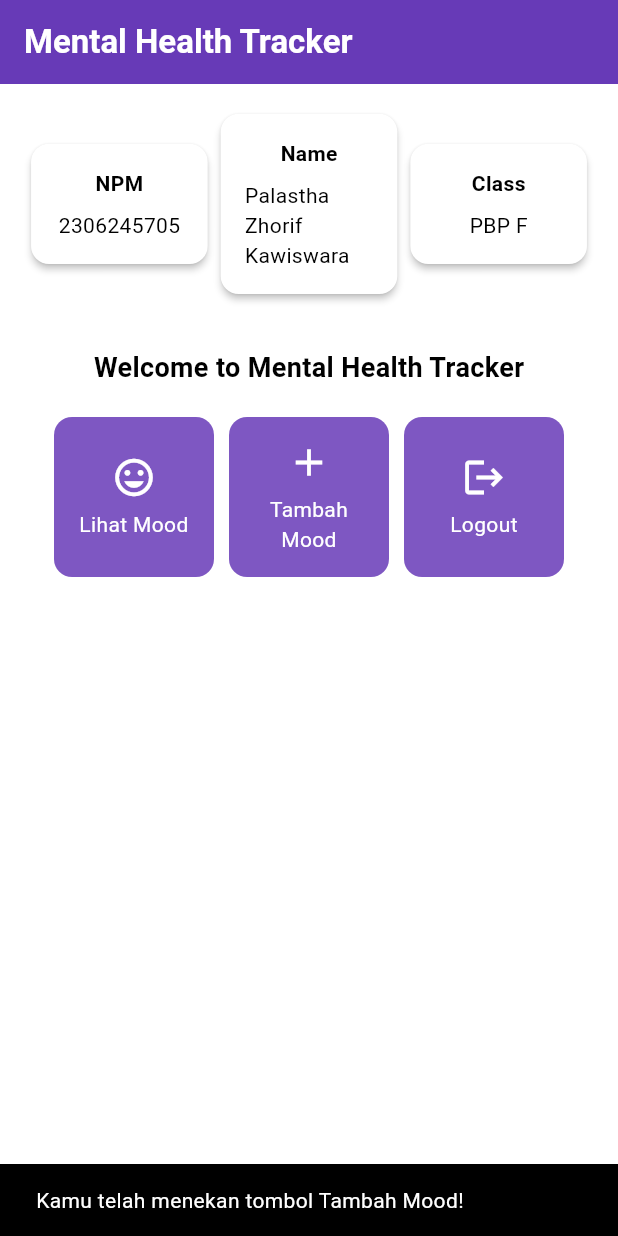
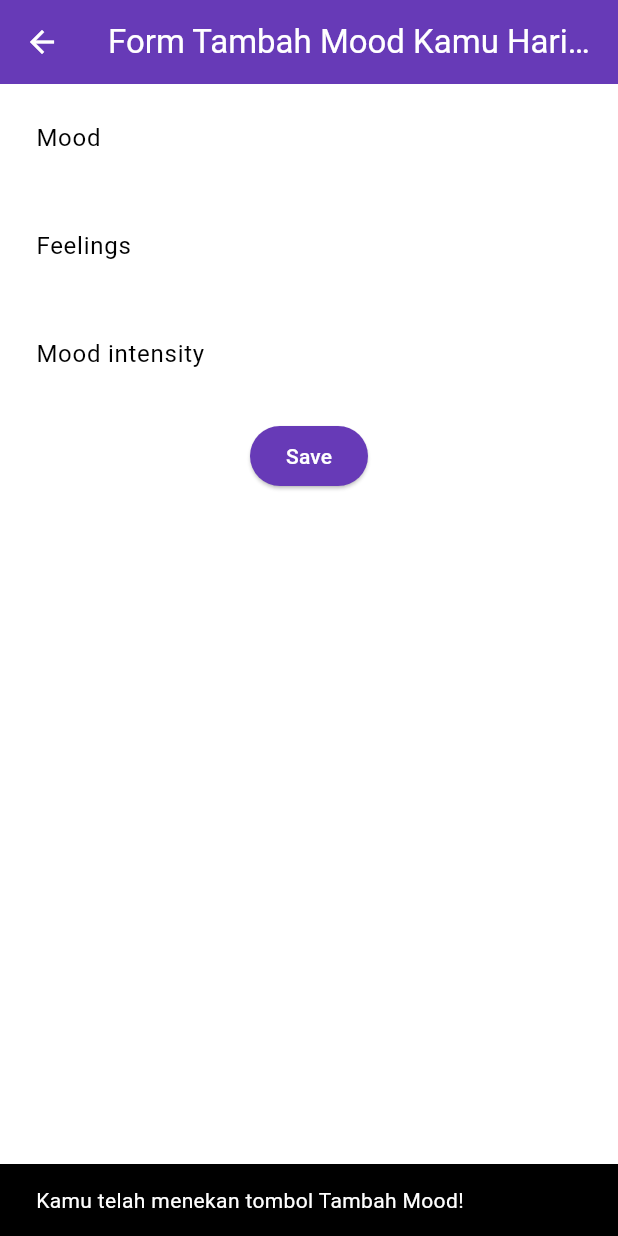
Before and after one commit to astzkkk99/mental-health-tracker-mobile, a Flutter app: the screen it shows after launch, after a tap on "Tambah Mood", on a phone screen of 412 x 824 dp. Run offline on Flutter 3.47's test engine with Material 3 defaults, Android fonts, the phone set to English and light mode, and no system bars.

Commit message:
Tutorial 7 Done

```diff
--- a/lib/menu.dart
+++ /dev/null
@@ -1,186 +0,0 @@
-import 'package:flutter/material.dart';
-
-class MyHomePage extends StatelessWidget {
-  final String npm = '2306245705'; // NPM
-  final String name = 'Palastha Zhorif Kawiswara'; // Nama
-  final String className = 'PBP F'; // Kelas
-  final List<ItemHomepage> items = [
-         ItemHomepage("Lihat Mood", Icons.mood),
-         ItemHomepage("Tambah Mood", Icons.add),
-         ItemHomepage("Logout", Icons.logout),
-  ];
-
-  MyHomePage({super.key});
-
-  @override
-  Widget build(BuildContext context) {
-    // Scaffold menyediakan struktur dasar halaman dengan AppBar dan body.
-    return Scaffold(
-      // AppBar adalah bagian atas halaman yang menampilkan judul.
-      appBar: AppBar(
-        // Judul aplikasi "Mental Health Tracker" dengan teks putih dan tebal.
-        title: const Text(
-          'Mental Health Tracker',
-          style: TextStyle(
-            color: Colors.white,
-            fontWeight: FontWeight.bold,
-          ),
-        ),
-        // Warna latar belakang AppBar diambil dari skema warna tema aplikasi.
-        backgroundColor: Theme.of(context).colorScheme.primary,
-      ),
-      // Body halaman dengan padding di sekelilingnya.
-      body: Padding(
-        padding: const EdgeInsets.all(16.0),
-        // Menyusun widget secara vertikal dalam sebuah kolom.
-        child: Column(
-          crossAxisAlignment: CrossAxisAlignment.center,
-          children: [
-            // Row untuk menampilkan 3 InfoCard secara horizontal.
-            Row(
-              mainAxisAlignment: MainAxisAlignment.spaceEvenly,
-              children: [
-                InfoCard(title: 'NPM', content: npm),
-                InfoCard(title: 'Name', content: name),
-                InfoCard(title: 'Class', content: className),
-              ],
-            ),
-
-            // Memberikan jarak vertikal 16 unit.
-            const SizedBox(height: 16.0),
-
-            // Menempatkan widget berikutnya di tengah halaman.
-            Center(
-              child: Column(
-                // Menyusun teks dan grid item secara vertikal.
-
-                children: [
-                  // Menampilkan teks sambutan dengan gaya tebal dan ukuran 18.
-                  const Padding(
-                    padding: EdgeInsets.only(top: 16.0),
-                    child: Text(
-                      'Welcome to Mental Health Tracker',
-                      style: TextStyle(
-                        fontWeight: FontWeight.bold,
-                        fontSize: 18.0,
-                      ),
-                    ),
-                  ),
-
-                  // Grid untuk menampilkan ItemCard dalam bentuk grid 3 kolom.
-                  GridView.count(
-                    primary: true,
-                    padding: const EdgeInsets.all(20),
-                    crossAxisSpacing: 10,
-                    mainAxisSpacing: 10,
-                    crossAxisCount: 3,
-                    // Agar grid menyesuaikan tinggi kontennya.
-                    shrinkWrap: true,
-
-                    // Menampilkan ItemCard untuk setiap item dalam list items.
-                    children: items.map((ItemHomepage item) {
-                      return ItemCard(item);
-                    }).toList(),
-                  ),
-                ],
-              ),
-            ),
-          ],
-        ),
-      ),
-    );
-  }
-}
-
-class InfoCard extends StatelessWidget {
-  // Kartu informasi yang menampilkan title dan content.
-
-  final String title;  // Judul kartu.
-  final String content;  // Isi kartu.
-
-  const InfoCard({super.key, required this.title, required this.content});
-
-  @override
-  Widget build(BuildContext context) {
-    return Card(
-      // Membuat kotak kartu dengan bayangan dibawahnya.
-      elevation: 2.0,
-      child: Container(
-        // Mengatur ukuran dan jarak di dalam kartu.
-        width: MediaQuery.of(context).size.width / 3.5, // menyesuaikan dengan lebar device yang digunakan.
-        padding: const EdgeInsets.all(16.0),
-        // Menyusun title dan content secara vertikal.
-        child: Column(
-          children: [
-            Text(
-              title,
-              style: const TextStyle(fontWeight: FontWeight.bold),
-            ),
-            const SizedBox(height: 8.0),
-            Text(content),
-          ],
-        ),
-      ),
-    );
-  }
-}
-
-class ItemHomepage {
-     final String name;
-     final IconData icon;
-
-     ItemHomepage(this.name, this.icon);
- }
-
-class ItemCard extends StatelessWidget {
-  // Menampilkan kartu dengan ikon dan nama.
-
-  final ItemHomepage item;
-
-  const ItemCard(this.item, {super.key});
-
-  @override
-  Widget build(BuildContext context) {
-    return Material(
-      // Menentukan warna latar belakang dari tema aplikasi.
-      color: Theme.of(context).colorScheme.secondary,
-      // Membuat sudut kartu melengkung.
-      borderRadius: BorderRadius.circular(12),
-
-      child: InkWell(
-        // Aksi ketika kartu ditekan.
-        onTap: () {
-          // Menampilkan pesan SnackBar saat kartu ditekan.
-          ScaffoldMessenger.of(context)
-            ..hideCurrentSnackBar()
-            ..showSnackBar(
-              SnackBar(content: Text("Kamu telah menekan tombol ${item.name}!"))
-            );
-        },
-        // Container untuk menyimpan Icon dan Text
-        child: Container(
-          padding: const EdgeInsets.all(8),
-          child: Center(
-            child: Column(
-              // Menyusun ikon dan teks di tengah kartu.
-              mainAxisAlignment: MainAxisAlignment.center,
-              children: [
-                Icon(
-                  item.icon,
-                  color: Colors.white,
-                  size: 30.0,
-                ),
-                const Padding(padding: EdgeInsets.all(3)),
-                Text(
-                  item.name,
-                  textAlign: TextAlign.center,
-                  style: const TextStyle(color: Colors.white),
-                ),
-              ],
-            ),
-          ),
-        ),
-      ),
-    );
-  }
-}
--- /dev/null
+++ b/lib/screens/menu.dart
@@ -0,0 +1,132 @@
+import 'package:flutter/material.dart';
+import 'package:mental_health_tracker/widgets/left_drawer.dart';
+import 'package:mental_health_tracker/widgets/mood_card.dart';
+
+class MyHomePage extends StatelessWidget {
+  final String npm = '2306245705'; // NPM
+  final String name = 'Palastha Zhorif Kawiswara'; // Nama
+  final String className = 'PBP F'; // Kelas
+
+  final List<ItemHomepage> items = [
+         ItemHomepage("Lihat Mood", Icons.mood),
+         ItemHomepage("Tambah Mood", Icons.add),
+         ItemHomepage("Logout", Icons.logout),
+     ];
+
+  MyHomePage({super.key});
+
+  @override
+  Widget build(BuildContext context) {
+    // Scaffold menyediakan struktur dasar halaman dengan AppBar dan body.
+    return Scaffold(
+      // AppBar adalah bagian atas halaman yang menampilkan judul.
+      appBar: AppBar(
+        // Judul aplikasi "Mental Health Tracker" dengan teks putih dan tebal.
+        title: const Text(
+          'Mental Health Tracker',
+          style: TextStyle(
+            color: Colors.white,
+            fontWeight: FontWeight.bold,
+          ),
+        ),
+        // Warna latar belakang AppBar diambil dari skema warna tema aplikasi.
+        backgroundColor: Theme.of(context).colorScheme.primary,
+        iconTheme: const IconThemeData(color: Colors.white),
+      ),
+      drawer: const LeftDrawer(),
+      // Body halaman dengan padding di sekelilingnya.
+      body: Padding(
+        padding: const EdgeInsets.all(16.0),
+        // Menyusun widget secara vertikal dalam sebuah kolom.
+        child: Column(
+          crossAxisAlignment: CrossAxisAlignment.center,
+          children: [
+            // Row untuk menampilkan 3 InfoCard secara horizontal.
+            Row(
+              mainAxisAlignment: MainAxisAlignment.spaceEvenly,
+              children: [
+                InfoCard(title: 'NPM', content: npm),
+                InfoCard(title: 'Name', content: name),
+                InfoCard(title: 'Class', content: className),
+              ],
+            ),
+
+            // Memberikan jarak vertikal 16 unit.
+            const SizedBox(height: 16.0),
+
+            // Menempatkan widget berikutnya di tengah halaman.
+            Center(
+              child: Column(
+                // Menyusun teks dan grid item secara vertikal.
+
+                children: [
+                  // Menampilkan teks sambutan dengan gaya tebal dan ukuran 18.
+                  const Padding(
+                    padding: EdgeInsets.only(top: 16.0),
+                    child: Text(
+                      'Welcome to Mental Health Tracker',
+                      style: TextStyle(
+                        fontWeight: FontWeight.bold,
+                        fontSize: 18.0,
+                      ),
+                    ),
+                  ),
+
+                  // Grid untuk menampilkan ItemCard dalam bentuk grid 3 kolom.
+                  GridView.count(
+                    primary: true,
+                    padding: const EdgeInsets.all(20),
+                    crossAxisSpacing: 10,
+                    mainAxisSpacing: 10,
+                    crossAxisCount: 3,
+                    // Agar grid menyesuaikan tinggi kontennya.
+                    shrinkWrap: true,
+
+                    // Menampilkan ItemCard untuk setiap item dalam list items.
+                    children: items.map((ItemHomepage item) {
+                      return ItemCard(item);
+                    }).toList(),
+                  ),
+                ],
+              ),
+            ),
+          ],
+        ),
+      ),
+    );
+  }
+}
+
+
+class InfoCard extends StatelessWidget {
+  // Kartu informasi yang menampilkan title dan content.
+
+  final String title;  // Judul kartu.
+  final String content;  // Isi kartu.
+
+  const InfoCard({super.key, required this.title, required this.content});
+
+  @override
+  Widget build(BuildContext context) {
+    return Card(
+      // Membuat kotak kartu dengan bayangan dibawahnya.
+      elevation: 2.0,
+      child: Container(
+        // Mengatur ukuran dan jarak di dalam kartu.
+        width: MediaQuery.of(context).size.width / 3.5, // menyesuaikan dengan lebar device yang digunakan.
+        padding: const EdgeInsets.all(16.0),
+        // Menyusun title dan content secara vertikal.
+        child: Column(
+          children: [
+            Text(
+              title,
+              style: const TextStyle(fontWeight: FontWeight.bold),
+            ),
+            const SizedBox(height: 8.0),
+            Text(content),
+          ],
+        ),
+      ),
+    );
+  }
+}
--- /dev/null
+++ b/lib/screens/moodentry_form.dart
@@ -0,0 +1,159 @@
+import 'package:flutter/material.dart';
+
+class MoodEntryFormPage extends StatefulWidget {
+  const MoodEntryFormPage({super.key});
+
+  @override
+  State<MoodEntryFormPage> createState() => _MoodEntryFormPageState();
+}
+
+class _MoodEntryFormPageState extends State<MoodEntryFormPage> {
+  final _formKey = GlobalKey<FormState>();
+  String _mood = "";
+  String _feelings = "";
+  int _moodIntensity = 0;
+
+  @override
+  Widget build(BuildContext context) {
+    return Scaffold(
+      appBar: AppBar(
+        title: const Center(
+          child: Text(
+            'Form Tambah Mood Kamu Hari ini',
+          ),
+        ),
+        backgroundColor: Theme.of(context).colorScheme.primary,
+        foregroundColor: Colors.white,
+      ),
+      body: Form(
+        key: _formKey,
+        child: SingleChildScrollView(
+          child: Column(
+            crossAxisAlignment: CrossAxisAlignment.start,
+            children: [
+              Padding(
+                padding: const EdgeInsets.all(8.0),
+                child: TextFormField(
+                  decoration: InputDecoration(
+                    hintText: "Mood",
+                    labelText: "Mood",
+                    border: OutlineInputBorder(
+                      borderRadius: BorderRadius.circular(5.0),
+                    ),
+                  ),
+                  onChanged: (String? value) {
+                    setState(() {
+                      _mood = value!;
+                    });
+                  },
+                  validator: (String? value) {
+                    if (value == null || value.isEmpty) {
+                      return "Mood tidak boleh kosong!";
+                    }
+                    return null;
+                  },
+                ),
+              ),
+              Padding(
+                padding: const EdgeInsets.all(8.0),
+                child: TextFormField(
+                  decoration: InputDecoration(
+                    hintText: "Feelings",
+                    labelText: "Feelings",
+                    border: OutlineInputBorder(
+                      borderRadius: BorderRadius.circular(5.0),
+                    ),
+                  ),
+                  onChanged: (String? value) {
+                    setState(() {
+                      _feelings = value!;
+                    });
+                  },
+                  validator: (String? value) {
+                    if (value == null || value.isEmpty) {
+                      return "Feelings tidak boleh kosong!";
+                    }
+                    return null;
+                  },
+                ),
+              ),
+              Padding(
+                padding: const EdgeInsets.all(8.0),
+                child: TextFormField(
+                  decoration: InputDecoration(
+                    hintText: "Mood intensity",
+                    labelText: "Mood intensity",
+                    border: OutlineInputBorder(
+                      borderRadius: BorderRadius.circular(5.0),
+                    ),
+                  ),
+                  onChanged: (String? value) {
+                    setState(() {
+                      _moodIntensity = int.tryParse(value!) ?? 0;
+                    });
+                  },
+                  validator: (String? value) {
+                    if (value == null || value.isEmpty) {
+                      return "Mood intensity tidak boleh kosong!";
+                    }
+                    if (int.tryParse(value) == null) {
+                      return "Mood intensity harus berupa angka!";
+                    }
+                    return null;
+                  },
+                ),
+              ),
+              Align(
+                alignment: Alignment.bottomCenter,
+                child: Padding(
+                  padding: const EdgeInsets.all(8.0),
+                  child: ElevatedButton(
+                    style: ButtonStyle(
+                      backgroundColor: MaterialStateProperty.all(
+                          Theme.of(context).colorScheme.primary),
+                    ),
+                    onPressed: () {
+                      if (_formKey.currentState!.validate()) {
+                        showDialog(
+                          context: context,
+                          builder: (context) {
+                            return AlertDialog(
+                              title: const Text('Mood berhasil tersimpan'),
+                              content: SingleChildScrollView(
+                                child: Column(
+                                  crossAxisAlignment: CrossAxisAlignment.start,
+                                  children: [
+                                    Text('Mood: $_mood'),
+                                    Text('Feelings: $_feelings'),
+                                    Text('Mood Intensity: $_moodIntensity'),
+                                  ],
+                                ),
+                              ),
+                              actions: [
+                                TextButton(
+                                  child: const Text('OK'),
+                                  onPressed: () {
+                                    Navigator.pop(context);
+                                    _formKey.currentState!.reset();
+                                  },
+                                ),
+                              ],
+                            );
+                          },
+                        );
+                      }
+                    },
+                    child: const Text(
+                      "Save",
+                      style: TextStyle(color: Colors.white),
+                    ),
+                  ),
+                ),
+              ),
+            ],
+          ),
+        ),
+      ),
+    );
+  }
+}
--- /dev/null
+++ b/lib/widgets/left_drawer.dart
@@ -0,0 +1,75 @@
+import 'package:flutter/material.dart';
+import 'package:mental_health_tracker/screens/menu.dart';
+import 'package:mental_health_tracker/screens/moodentry_form.dart';
+
+class LeftDrawer extends StatelessWidget {
+  const LeftDrawer({super.key});
+
+  @override
+  Widget build(BuildContext context) {
+    return Drawer(
+      child: ListView(
+        children: [
+          DrawerHeader(
+
+
+            decoration: BoxDecoration(
+              color: Theme.of(context).colorScheme.primary,
+            ),
+            child: const Column(
+              children: [
+                Text(
+                  'Mental Health Tracker',
+                  textAlign: TextAlign.center,
+                  style: TextStyle(
+                    fontSize: 24,
+                    fontWeight: FontWeight.bold,
+                    color: Colors.white,
+                  ),
+                ),
+                Padding(padding: EdgeInsets.all(8)),
+                Text(
+                  "Ayo jaga kesehatan mentalmu setiap hari disini!",
+                  textAlign: TextAlign.center,
+                  style: TextStyle(
+                    fontSize: 15,
+                    fontWeight: FontWeight.normal,
+                    color: Colors.white,
+                  )
+                ),
+              ],
+            ),
+
+          ),
+
+
+            ListTile(
+              leading: const Icon(Icons.home_outlined),
+              title: const Text('Halaman Utama'),
+              // Bagian redirection ke MyHomePage
+              onTap: () {
+                Navigator.pushReplacement(
+                    context,
+                    MaterialPageRoute(
+                      builder: (context) => MyHomePage(),
+                    ));
+              },
+            ),
+            ListTile(
+              leading: const Icon(Icons.mood),
+              title: const Text('Tambah Mood'),
+              // Bagian redirection ke MoodEntryFormPage
+              onTap: () {
+                Navigator.push(
+                  context,
+                  MaterialPageRoute(
+                    builder: (context) => MoodEntryFormPage(),
+                    ));
+              },
+            ),
+
+        ],
+      ),
+    );
+  }
+}
--- /dev/null
+++ b/lib/widgets/mood_card.dart
@@ -0,0 +1,70 @@
+import 'package:flutter/material.dart';
+import 'package:mental_health_tracker/screens/moodentry_form.dart';
+
+class ItemCard extends StatelessWidget {
+  // Menampilkan kartu dengan ikon dan nama.
+
+  final ItemHomepage item;
+
+  const ItemCard(this.item, {super.key});
+
+  @override
+  Widget build(BuildContext context) {
+    return Material(
+      // Menentukan warna latar belakang dari tema aplikasi.
+      color: Theme.of(context).colorScheme.secondary,
+      // Membuat sudut kartu melengkung.
+      borderRadius: BorderRadius.circular(12),
+
+      child: InkWell(
+        // Aksi ketika kartu ditekan.
+        onTap: () {
+        // Memunculkan SnackBar ketika diklik
+        ScaffoldMessenger.of(context)
+          ..hideCurrentSnackBar()
+          ..showSnackBar(SnackBar(
+              content: Text("Kamu telah menekan tombol ${item.name}!")));
+
+        // Navigate ke route yang sesuai (tergantung jenis tombol)
+        if (item.name == "Tambah Mood") {
+          Navigator.push(
+            context,
+            MaterialPageRoute(builder: (context) => const MoodEntryFormPage()),
+          );
+        }
+      },
+        // Container untuk menyimpan Icon dan Text
+        child: Container(
+          padding: const EdgeInsets.all(8),
+          child: Center(
+            child: Column(
+              // Menyusun ikon dan teks di tengah kartu.
+              mainAxisAlignment: MainAxisAlignment.center,
+              children: [
+                Icon(
+                  item.icon,
+                  color: Colors.white,
+                  size: 30.0,
+                ),
+                const Padding(padding: EdgeInsets.all(3)),
+                Text(
+                  item.name,
+                  textAlign: TextAlign.center,
+                  style: const TextStyle(color: Colors.white),
+                ),
+              ],
+            ),
+          ),
+        ),
+      ),
+    );
+  }
+
+}
+
+class ItemHomepage {
+    final String name;
+    final IconData icon;
+
+    ItemHomepage(this.name, this.icon);
+}
```
Also changed, not shown: lib/main.dart (+3 -18 lines).
